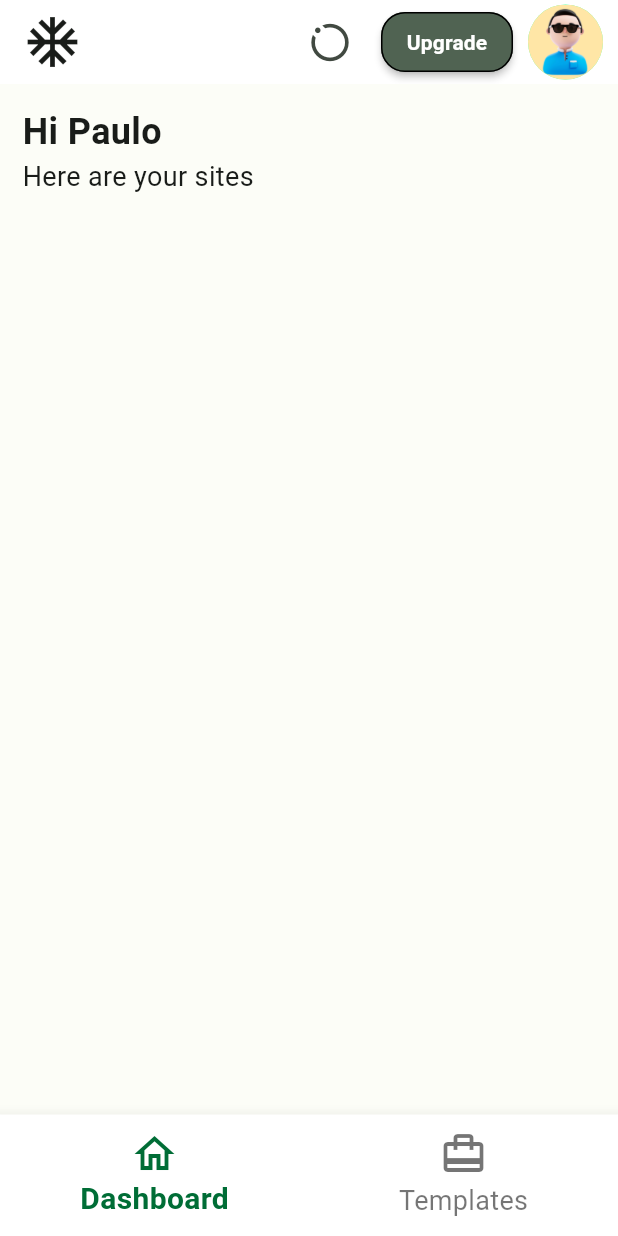
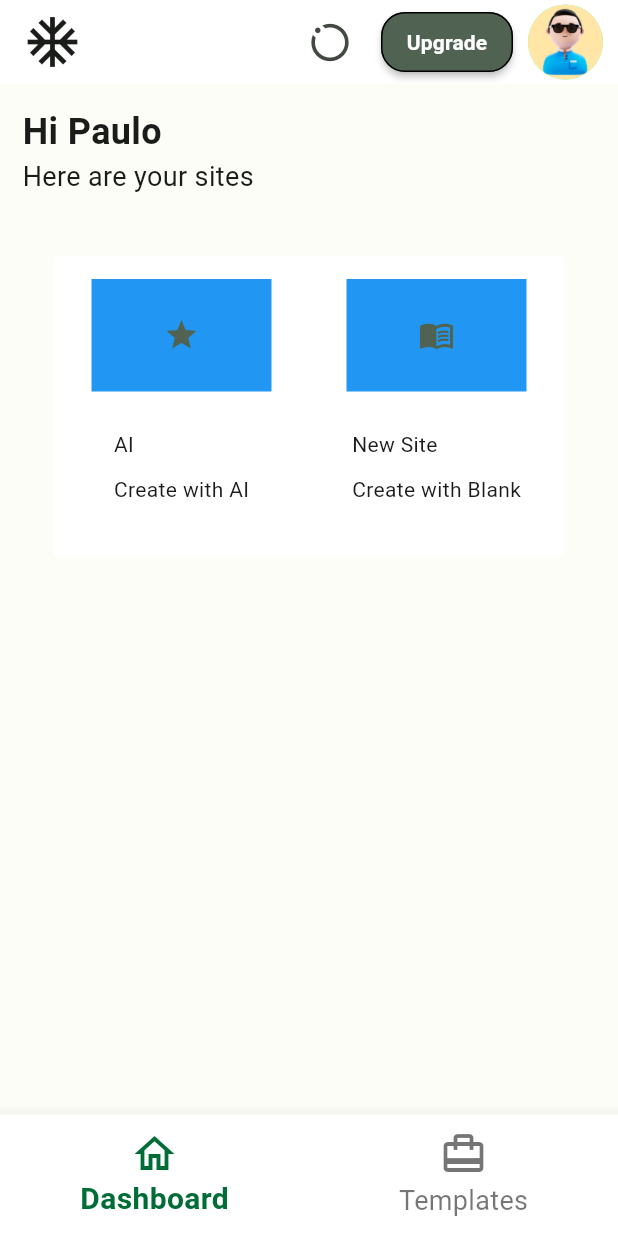
Before and after one commit to igregorioneto/FlutterProjects, a Flutter app: the screen it shows after launch, on a phone screen of 412 x 824 dp. Run offline on Flutter 3.47's test engine with Material 3 defaults, Android fonts, the phone set to English and light mode, and no system bars; our stand-ins replace animate_do, bloc, carousel_slider, fl_chart, flutter_bloc, flutter_slidable and 8 more; missing offline and left inert: dart:ffi; accounts and stored records are empty.

Commit message:
feat: Creating Card With Informations

```diff
--- a/builder_app_ui/lib/app/pages/home_page.dart
+++ b/builder_app_ui/lib/app/pages/home_page.dart
@@ -38,7 +38,6 @@ class _HomePageState extends State<HomePage> {
         ],
         onTap: _onItemTap,
       ),
-      backgroundColor: Theme.of(context).backgroundColor,
       appBar: AppBar(
         leading: Padding(
           padding: const EdgeInsets.symmetric(horizontal:15),
@@ -94,9 +93,67 @@ class _HomePageState extends State<HomePage> {
                 children: [
                   Text('Here are your sites', style: TextStyle(fontSize: 18),),
                 ],
-              )
+              ),
 
               // Cards AI and New Site
+              SizedBox(height: 40),
+              Row(
+                mainAxisAlignment: MainAxisAlignment.center,
+                crossAxisAlignment: CrossAxisAlignment.center,
+                children: [
+                  Container(
+                    color: Colors.white,
+                    width: 170,
+                    height: 200,
+                    child: Column(
+                      children: [
+                        Container(
+                          child: Icon(Icons.star),
+                          height: 75,
+                          width: 120,
+                          color: Colors.blue,
+                          margin: EdgeInsets.all(15),
+                        ),
+                        Column(
+                          crossAxisAlignment: CrossAxisAlignment.start,
+                          children: [
+                            SizedBox(height: 10),
+                            Text('AI'),
+                            SizedBox(height: 10),
+                            Text('Create with AI'),
+                          ],
+                        )
+                      ],
+                    ),
+                  ),
+
+                  Container(
+                    color: Colors.white,
+                    width: 170,
+                    height: 200,
+                    child: Column(
+                      children: [
+                        Container(
+                          child: Icon(Icons.menu_book),
+                          height: 75,
+                          width: 120,
+                          color: Colors.blue,
+                          margin: EdgeInsets.all(15),
+                        ),
+                        Column(
+                          crossAxisAlignment: CrossAxisAlignment.start,
+                          children: [
+                            SizedBox(height: 10),
+                            Text('New Site'),
+                            SizedBox(height: 10),
+                            Text('Create with Blank'),
+                          ],
+                        )
+                      ],
+                    ),
+                  ),
+                ],
+              )
 
               // List cards created
 
```
